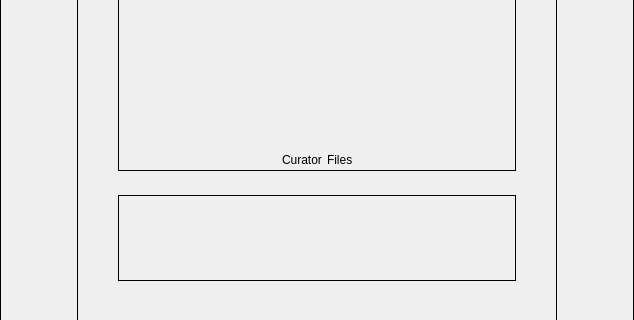
First picture: the form in src/gui/newwizard/pages/emailpage.ui, repository CSG-Development/owncloud-client, before the edit; both pictures show x 0 to 634 and y 208 to 528 of the 634 by 790 pixel window.
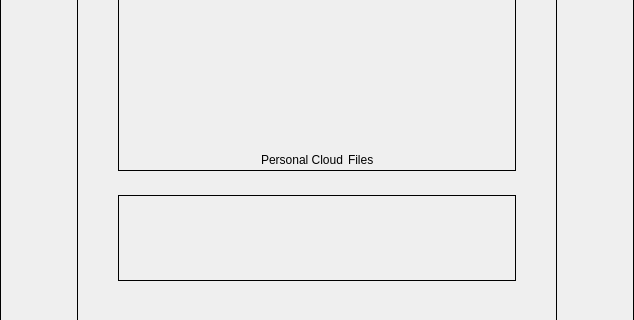
Second picture: the form after the edit. Custom widgets are drawn as their Qt base class.

Diff of the .ui file:
```diff
--- a/src/gui/newwizard/pages/emailpage.ui
+++ b/src/gui/newwizard/pages/emailpage.ui
@@ -396,7 +396,7 @@
                   <item>
                    <widget class="QLabel" name="lblCurator">
                     <property name="text">
-                     <string>Curator</string>
+                     <string>Personal Cloud</string>
                     </property>
                    </widget>
                   </item>
```
Left out of the diff: 2 changed lines with no effect on the pictures.
